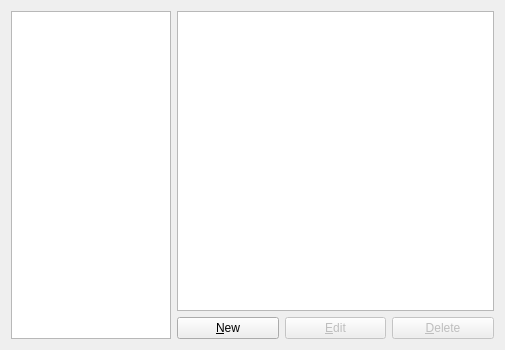
Before: the Qt Designer form gns3/modules/docker/ui/docker_vm_preferences_page.ui in GNS3/gns3-gui, drawn with Qt 5.
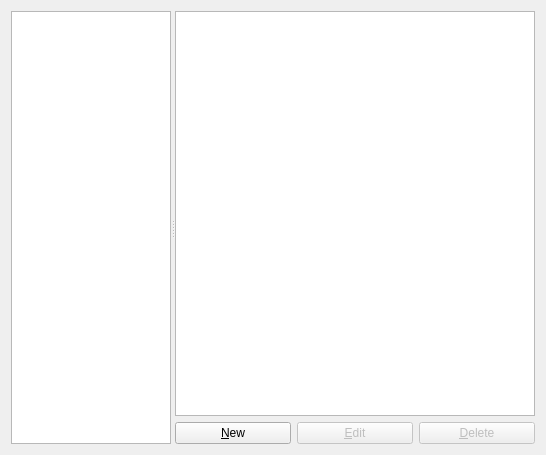
After: the same form once the commit is applied.

Commit message: Improvements for the preferences dialog (splitter layouts, save/restore geometry etc.)

```diff
--- a/gns3/modules/docker/ui/docker_vm_preferences_page.ui
+++ b/gns3/modules/docker/ui/docker_vm_preferences_page.ui
@@ -6,8 +6,8 @@
    <rect>
     <x>0</x>
     <y>0</y>
-    <width>505</width>
-    <height>350</height>
+    <width>546</width>
+    <height>455</height>
    </rect>
   </property>
   <property name="windowTitle">
@@ -19,71 +19,15 @@
   <property name="accessibleDescription">
    <string/>
   </property>
-  <layout class="QGridLayout" name="gridLayout">
-   <item row="1" column="1">
-    <layout class="QHBoxLayout" name="horizontalLayout_5">
+  <layout class="QVBoxLayout" name="verticalLayout_2">
      <item>
-      <widget class="QPushButton" name="uiNewDockerVMPushButton">
-       <property name="text">
-        <string>&amp;New</string>
-       </property>
-      </widget>
-     </item>
-     <item>
-      <widget class="QPushButton" name="uiEditDockerVMPushButton">
-       <property name="enabled">
-        <bool>false</bool>
-       </property>
-       <property name="text">
-        <string>&amp;Edit</string>
-       </property>
-      </widget>
-     </item>
-     <item>
-      <widget class="QPushButton" name="uiDeleteDockerVMPushButton">
-       <property name="enabled">
-        <bool>false</bool>
-       </property>
-       <property name="text">
-        <string>&amp;Delete</string>
-       </property>
-      </widget>
-     </item>
-    </layout>
-   </item>
-   <item row="0" column="1">
-    <widget class="QTreeWidget" name="uiDockerVMInfoTreeWidget">
-     <property name="sizePolicy">
-      <sizepolicy hsizetype="MinimumExpanding" vsizetype="Expanding">
-       <horstretch>0</horstretch>
-       <verstretch>0</verstretch>
-      </sizepolicy>
-     </property>
-     <property name="indentation">
-      <number>10</number>
-     </property>
-     <property name="allColumnsShowFocus">
-      <bool>true</bool>
-     </property>
-     <attribute name="headerVisible">
-      <bool>false</bool>
-     </attribute>
-     <column>
-      <property name="text">
-       <string>1</string>
-      </property>
-     </column>
-     <column>
-      <property name="text">
-       <string>2</string>
-      </property>
-     </column>
-    </widget>
-   </item>
-   <item row="0" column="0" rowspan="2">
+    <widget class="QSplitter" name="splitter">
+     <property name="orientation">
+      <enum>Qt::Horizontal</enum>
+     </property>
     <widget class="QTreeWidget" name="uiDockerVMsTreeWidget">
      <property name="sizePolicy">
-      <sizepolicy hsizetype="Minimum" vsizetype="Expanding">
+       <sizepolicy hsizetype="Preferred" vsizetype="Expanding">
        <horstretch>0</horstretch>
        <verstretch>0</verstretch>
       </sizepolicy>
@@ -121,6 +65,71 @@
        <string notr="true">1</string>
       </property>
      </column>
+     </widget>
+     <widget class="QWidget" name="">
+      <layout class="QVBoxLayout" name="verticalLayout">
+       <item>
+        <widget class="QTreeWidget" name="uiDockerVMInfoTreeWidget">
+         <property name="sizePolicy">
+          <sizepolicy hsizetype="MinimumExpanding" vsizetype="Expanding">
+           <horstretch>0</horstretch>
+           <verstretch>0</verstretch>
+          </sizepolicy>
+         </property>
+         <property name="indentation">
+          <number>10</number>
+         </property>
+         <property name="allColumnsShowFocus">
+          <bool>true</bool>
+         </property>
+         <attribute name="headerVisible">
+          <bool>false</bool>
+         </attribute>
+         <column>
+          <property name="text">
+           <string>1</string>
+          </property>
+         </column>
+         <column>
+          <property name="text">
+           <string>2</string>
+          </property>
+         </column>
+        </widget>
+       </item>
+       <item>
+        <layout class="QHBoxLayout" name="horizontalLayout_5">
+         <item>
+          <widget class="QPushButton" name="uiNewDockerVMPushButton">
+           <property name="text">
+            <string>&amp;New</string>
+           </property>
+          </widget>
+         </item>
+         <item>
+          <widget class="QPushButton" name="uiEditDockerVMPushButton">
+           <property name="enabled">
+            <bool>false</bool>
+           </property>
+           <property name="text">
+            <string>&amp;Edit</string>
+           </property>
+          </widget>
+         </item>
+         <item>
+          <widget class="QPushButton" name="uiDeleteDockerVMPushButton">
+           <property name="enabled">
+            <bool>false</bool>
+           </property>
+           <property name="text">
+            <string>&amp;Delete</string>
+           </property>
+          </widget>
+         </item>
+        </layout>
+       </item>
+      </layout>
+     </widget>
     </widget>
    </item>
   </layout>
```
Lines whose indentation alone changed are shown as unchanged. The commit also changes 23 other files.
